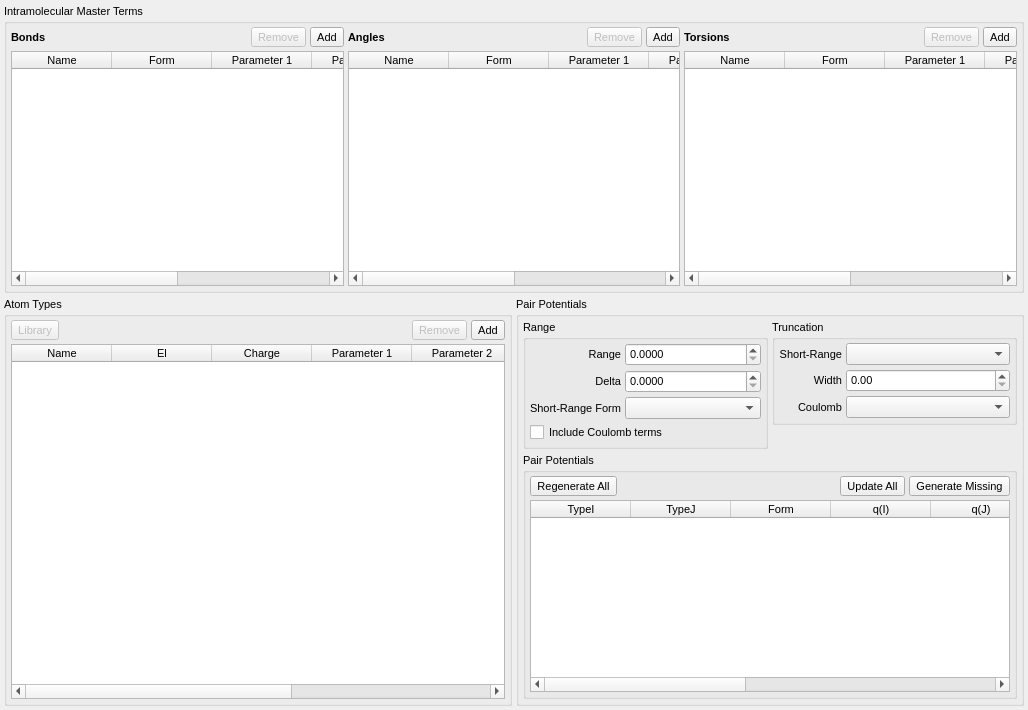
Qt form src/gui/forcefieldtab.ui (disorderedmaterials/dissolve) before a commit.
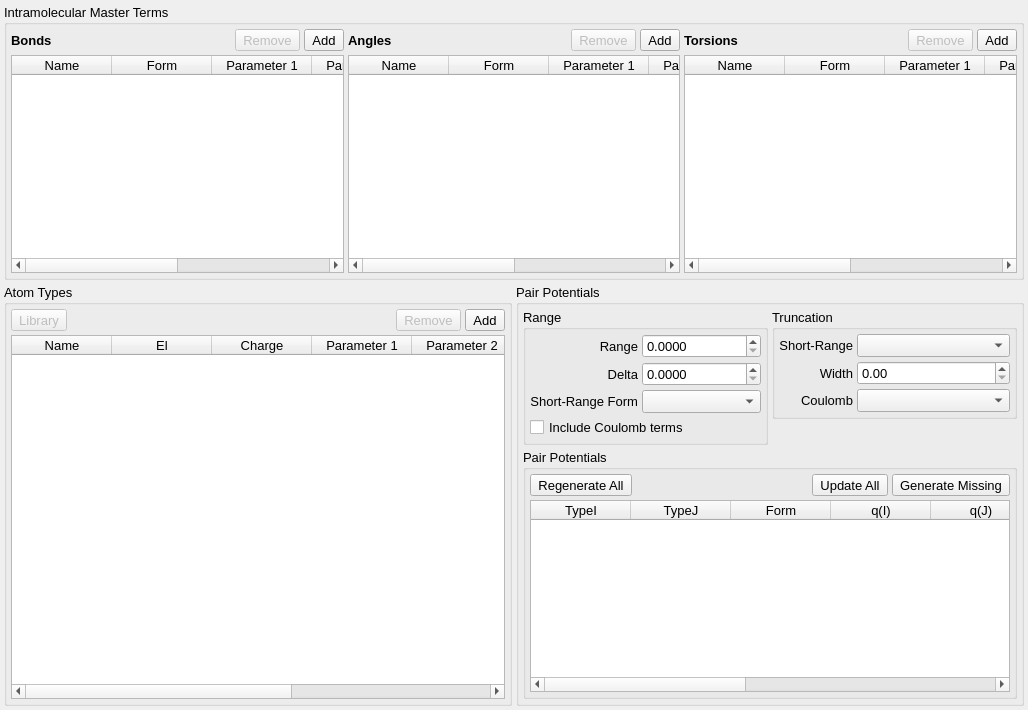
The same form after that commit. Icons and pictures are not drawn. Custom widgets are drawn as their Qt base class.

Patch:
```diff
--- a/src/gui/forcefieldtab.ui
+++ b/src/gui/forcefieldtab.ui
@@ -12,7 +12,7 @@
   </property>
   <property name="font">
    <font>
-    <pointsize>8</pointsize>
+    <pointsize>10</pointsize>
    </font>
   </property>
   <property name="windowTitle">
@@ -161,7 +161,7 @@
          <widget class="QTableWidget" name="MasterBondsTable">
           <property name="font">
            <font>
-            <pointsize>8</pointsize>
+            <pointsize>10</pointsize>
            </font>
           </property>
           <property name="columnCount">
@@ -310,7 +310,7 @@
          <widget class="QTableWidget" name="MasterAnglesTable">
           <property name="font">
            <font>
-            <pointsize>8</pointsize>
+            <pointsize>10</pointsize>
            </font>
           </property>
           <property name="columnCount">
@@ -459,7 +459,7 @@
          <widget class="QTableWidget" name="MasterTorsionsTable">
           <property name="font">
            <font>
-            <pointsize>8</pointsize>
+            <pointsize>10</pointsize>
            </font>
           </property>
           <property name="columnCount">
@@ -643,7 +643,7 @@
        <widget class="QTableWidget" name="AtomTypesTable">
         <property name="font">
          <font>
-          <pointsize>8</pointsize>
+          <pointsize>10</pointsize>
          </font>
         </property>
         <property name="columnCount">
@@ -1021,7 +1021,7 @@
           <widget class="QTableWidget" name="PairPotentialsTable">
            <property name="font">
             <font>
-             <pointsize>8</pointsize>
+             <pointsize>10</pointsize>
             </font>
            </property>
            <property name="columnCount">
```
